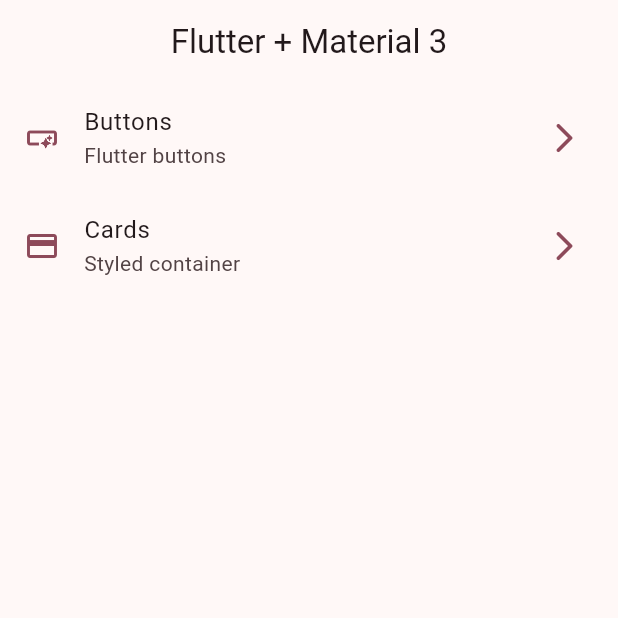
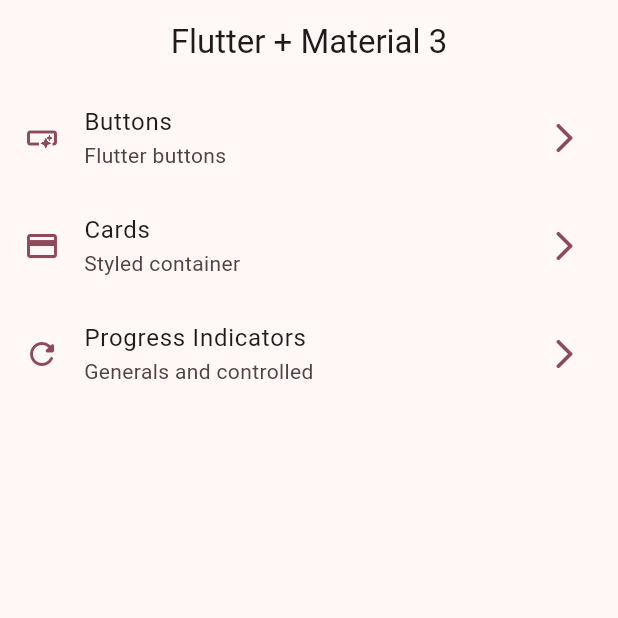
Before and after one commit to valllllll2000/flutter_widgets_app, a Flutter app: the screen it shows after launch, on a phone screen of 412 x 824 dp, the top half of it. Run offline on Flutter 3.47's test engine with Material 3 defaults, Android fonts, the phone set to English and light mode, and no system bars; our stand-ins replace go_router.

```diff
--- a/lib/config/menu/menu_items.dart
+++ b/lib/config/menu/menu_items.dart
@@ -24,4 +24,9 @@ const appMenuItems = <MenuItem>[
       subTitle: 'Styled container',
       link: '/cards',
       icon: Icons.credit_card),
+  MenuItem(
+      title: 'Progress Indicators',
+      subTitle: 'Generals and controlled',
+      link: '/progress',
+      icon: Icons.refresh_rounded),
 ];
--- a/lib/config/router/app_router.dart
+++ b/lib/config/router/app_router.dart
@@ -19,5 +19,9 @@ final appRouter = GoRouter(
         path: '/cards',
         name: CardsScreen.name,
         builder: (context, state) => const CardsScreen()),
+    GoRoute(
+        path: '/progress',
+        name: ProgressScreen.name,
+        builder: (context, state) => const ProgressScreen()),
   ],
 );
```
Also changed, not shown: lib/presentation/screens/progress/progress_screen.dart (+69 -1 lines).
